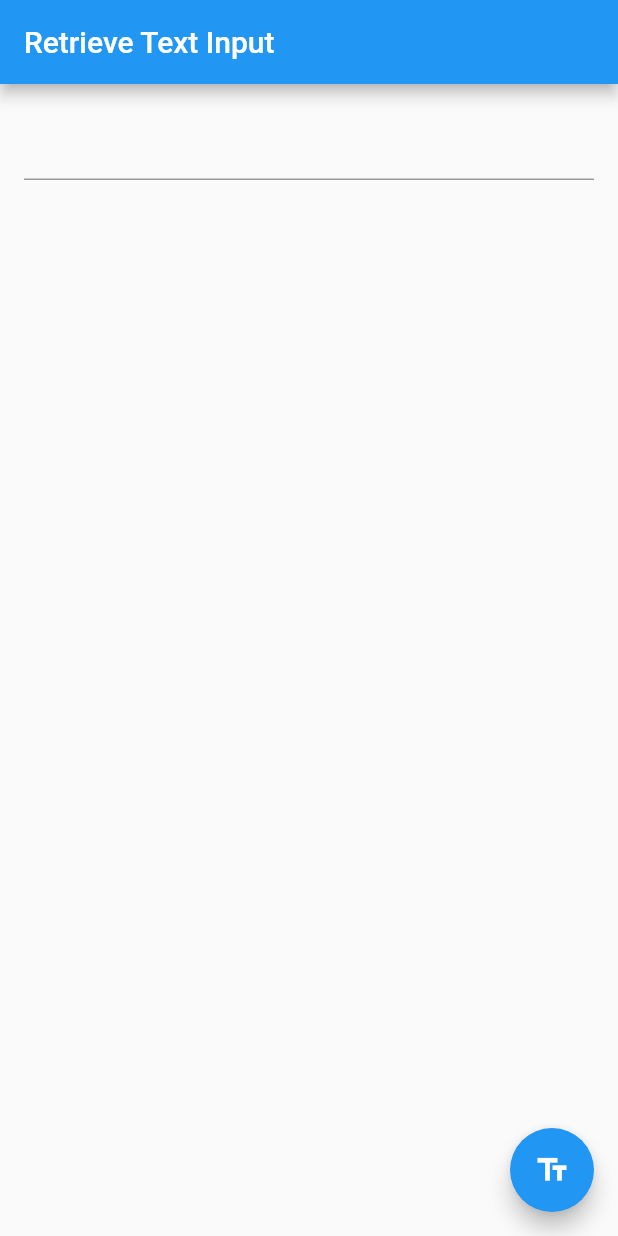
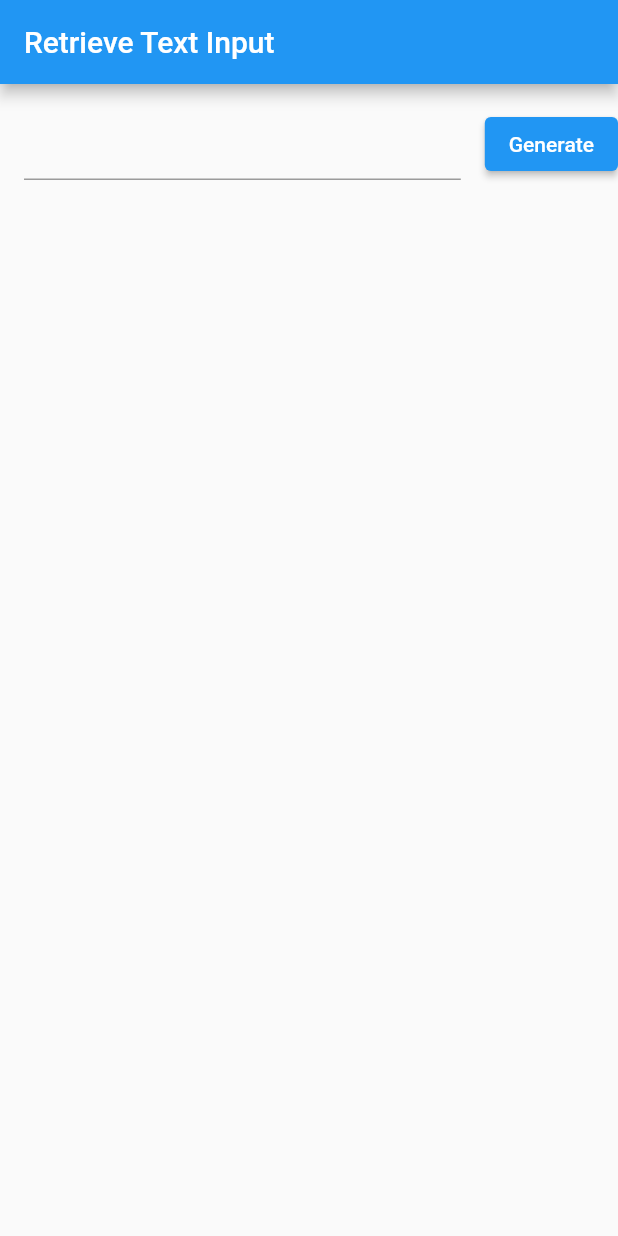
Before and after one commit to gnassro/qr_generator, a Flutter app: the screen it shows after launch, on a phone screen of 412 x 824 dp. Run offline on Flutter 3.47's test engine with Material 2 defaults, Android fonts, the phone set to English and light mode, and no system bars.

Commit message:
let start

```diff
--- a/lib/main.dart
+++ b/lib/main.dart
@@ -52,11 +52,7 @@ class _MyCustomFormState extends State<MyCustomForm> {
               ),
             ),
           ),
-        ],
-      ),
-      floatingActionButton: FloatingActionButton(
-        // When the user presses the button, show an alert dialog containing
-        // the text that the user has entered into the text field.
+          ElevatedButton(
               onPressed: () {
                 showDialog(
                   context: context,
@@ -69,8 +65,9 @@ class _MyCustomFormState extends State<MyCustomForm> {
                   },
                 );
               },
-        tooltip: 'Show me the value!',
-        child: const Icon(Icons.text_fields),
+              child: const Text("Generate")
+          )
+        ],
       ),
     );
   }
```
Lines whose indentation alone changed are shown as unchanged.
